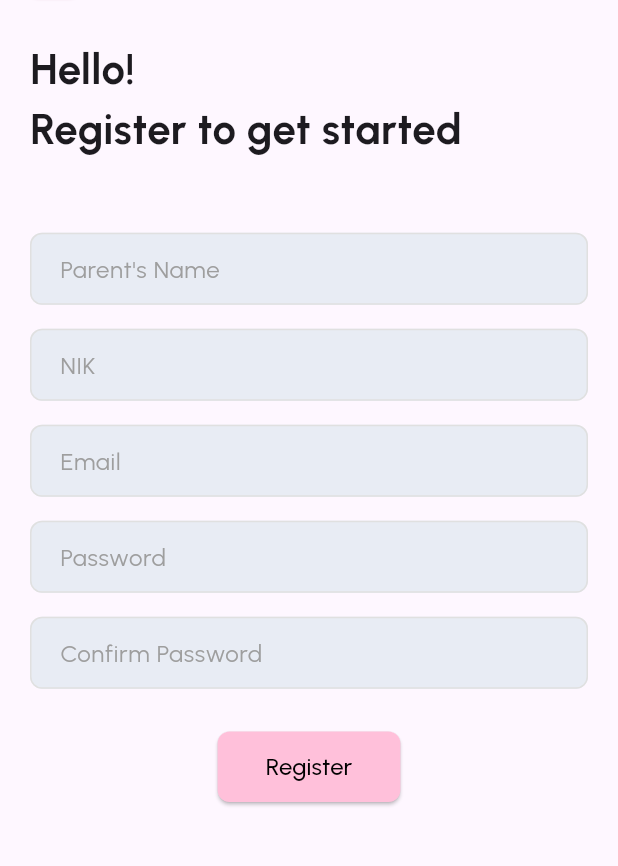
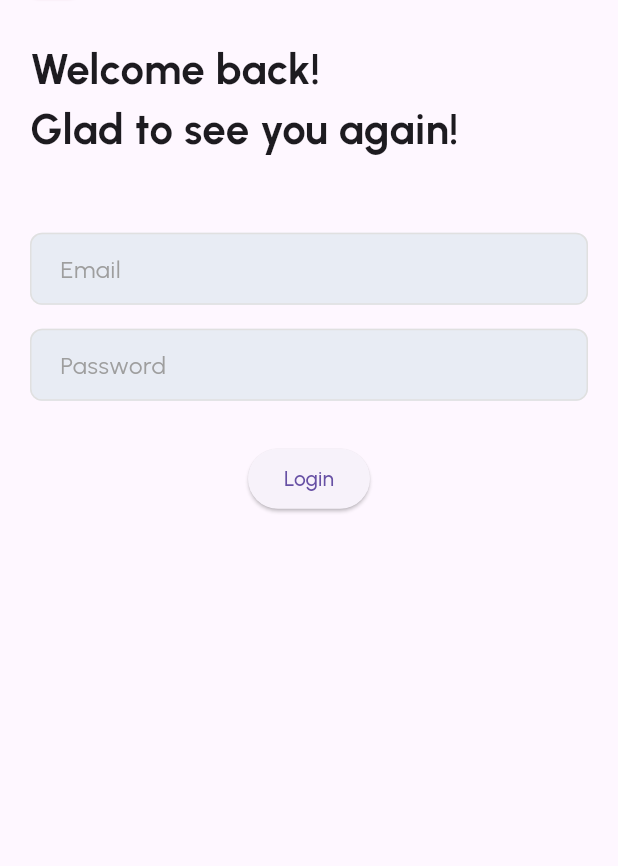
Before and after one commit to yansufu/vaccine_asus, a Flutter app: the screen it shows after launch, on a phone screen of 412 x 824 dp, the part 75-941 px from its top. Run offline on Flutter 3.47's test engine with Material 3 defaults, Android fonts, the phone set to English and light mode, and no system bars; our stand-ins replace curved_navigation_bar, flutter_typeahead, google_fonts, shared_preferences; missing offline and left inert: mobile_scanner.

Commit message:
add login

```diff
--- a/lib/main.dart
+++ b/lib/main.dart
@@ -1,12 +1,25 @@
 import 'package:flutter/material.dart';
-import 'parents/registerParents.dart'; // Make sure this matches your file name
+import 'parents/login.dart';
+import 'package:shared_preferences/shared_preferences.dart';
+import 'parents/navbar.dart';
 
-void main() {
-  runApp(const MyApp());
+void main() async{
+  WidgetsFlutterBinding.ensureInitialized();
+  final prefs = await SharedPreferences.getInstance();
+
+  final parentId = prefs.getInt('parent_id');
+  final childId = prefs.getInt('child_id');
+
+  runApp(MyApp(
+    parentID: parentId,
+    childID: childId,
+  ));
 }
 
 class MyApp extends StatelessWidget {
-  const MyApp({super.key});
+  final int? parentID;
+  final int? childID;
+  const MyApp({super.key, this.parentID, this.childID});
 
   @override
   Widget build(BuildContext context) {
@@ -17,7 +30,12 @@ class MyApp extends StatelessWidget {
         primarySwatch: Colors.pink,
         fontFamily: 'Urbanist', // Optional: if you want consistent font
       ),
-      home: const RegisterParents(),
+      home: (parentID != null && childID != null)
+          ? NavBar_screen(
+              parentID: parentID.toString(),
+              childID: childID!,
+            )
+          : LoginParents(),
     );
   }
 }
--- /dev/null
+++ b/lib/parents/login.dart
@@ -0,0 +1,200 @@
+import 'package:flutter/material.dart';
+import 'package:google_fonts/google_fonts.dart';
+import 'navbar.dart';
+import 'package:http/http.dart' as http;
+import 'dart:convert';
+import 'package:shared_preferences/shared_preferences.dart';
+
+
+
+class LoginParents extends StatefulWidget {
+  const LoginParents({super.key});
+
+  @override
+  State<LoginParents> createState() => _LoginParentsState();
+}
+
+class _LoginParentsState extends State<LoginParents> {
+  final _formKey = GlobalKey<FormState>();
+
+  final TextEditingController _emailController = TextEditingController();
+  final TextEditingController _passwordController = TextEditingController();
+
+  void _loginParent(String email, String password, BuildContext context) async {
+  if (_formKey.currentState!.validate()) {
+
+    final email = _emailController.text.trim();
+    final password = _passwordController.text.trim();
+
+    try {
+      final url = Uri.parse('https://vaccine-laravel-main-otillt.laravel.cloud/api/login');
+      final response = await http.post(
+        url,
+        headers: {'Content-Type': 'application/json'},
+        body: jsonEncode({
+          'email': email,
+          'password': password,
+        }),
+      );
+
+      if (response.statusCode == 200) {
+        final data = jsonDecode(response.body);
+        final parentId = data['parent_id'];
+        final childID = data['child_id'];
+        final prefs = await SharedPreferences.getInstance();
+        await prefs.setInt('parent_id', parentId);
+        await prefs.setInt('child_id', childID ?? 0);
+
+        Navigator.pushReplacement(
+        context,
+        MaterialPageRoute(builder: (context) => NavBar_screen(
+          parentID : parentId.toString(),
+          childID : childID ?? 0,
+        )
+        ),
+      );
+      } else {
+        final error = jsonDecode(response.body);
+        showDialog(
+          context: context,
+          builder: (context) => AlertDialog(
+            title: Text("Login Response"),
+            content: Text(response.body),
+            actions: [
+              TextButton(
+                onPressed: () => Navigator.pop(context),
+                child: Text("OK"),
+              )
+            ],
+          ),
+        );
+      }
+
+    } catch (e) {
+      ScaffoldMessenger.of(context).showSnackBar(
+        SnackBar(content: Text("Error: $e")),
+      );
+    }
+  }
+}
+
+  Widget _buildInputField(
+    String hint,
+    TextEditingController controller, {
+    bool obscure = false,
+    TextInputType keyboardType = TextInputType.text,
+  }) {
+    return Padding(
+      padding: const EdgeInsets.symmetric(vertical: 8.0),
+      child: TextFormField(
+        controller: controller,
+        obscureText: obscure,
+        keyboardType: keyboardType,
+        decoration: InputDecoration(
+          filled: true,
+          fillColor: const Color(0xFFE8ECF4),
+          hintText: hint,
+          hintStyle: const TextStyle(color: Colors.grey),
+          contentPadding: const EdgeInsets.symmetric(horizontal: 16, vertical: 10),
+          enabledBorder: OutlineInputBorder(
+            borderRadius: BorderRadius.circular(8),
+            borderSide: BorderSide(color: Colors.grey.shade300),
+          ),
+          border: OutlineInputBorder(
+            borderRadius: BorderRadius.circular(8),
+          ),
+        ),
+        validator: (value) {
+          if (value == null || value.trim().isEmpty) {
+            return 'Please enter $hint';
+          }
+          return null;
+        },
+      ),
+    );
+  }
+
+  @override
+  Widget build(BuildContext context) {
+    final screenHeight = MediaQuery.of(context).size.height;
+
+    return Scaffold(
+      appBar: AppBar(
+        title: Row(
+          children: [
+            Container(
+              padding: const EdgeInsets.all(10),
+              decoration: const BoxDecoration(
+                color: Colors.white,
+                borderRadius: BorderRadius.all(Radius.circular(10)),
+                boxShadow: [
+                  BoxShadow(
+                    color: Color(0xFFC28CA5),
+                    blurRadius: BorderSide.strokeAlignOutside,
+                    offset: Offset(0, 0.5),
+                  )
+                ],
+              ),
+              child: const Icon(
+                Icons.arrow_back_ios_new_rounded,
+                size: 20,
+                color: Color(0xFFC28CA5),
+              ),
+            ),
+            const SizedBox(width: 20),
+            const Text(
+              "Ibu Digi",
+              style: TextStyle(
+                fontSize: 23,
+                color: Color(0xFFFFC0DA),
+                fontWeight: FontWeight.bold,
+                fontFamily: 'Serif',
+              ),
+            ),
+          ],
+        ),
+      ),
+      body: Container(
+        padding: const EdgeInsets.all(20),
+        child: ListView(
+          children: [
+            Text(
+              "Welcome back!",
+              style: GoogleFonts.urbanist(
+                fontWeight: FontWeight.bold,
+                fontSize: 28,
+              ),
+            ),
+            Text(
+              "Glad to see you again!",
+              style: GoogleFonts.urbanist(
+                fontWeight: FontWeight.bold,
+                fontSize: 28,
+              ),
+            ),
+            SizedBox(height: screenHeight * 0.05),
+            Form(
+              key: _formKey,
+              child: Column(
+                children: [
+                  _buildInputField("Email", _emailController),
+                  _buildInputField("Password", _passwordController, obscure: true),
+                  const SizedBox(height: 20),
+                  ElevatedButton(
+                    onPressed: () {
+                      final email = _emailController.text;
+                      final password = _passwordController.text;
+                      _loginParent(email, password, context);
+                    },
+                    child: Text("Login"),
+                  ),
+
+                ],
+              ),
+            ),
+          ],
+        ),
+      ),
+    );
+  }
+}
--- a/pubspec.yaml
+++ b/pubspec.yaml
@@ -41,6 +41,7 @@ dependencies:
   path_provider_android: ^2.2.5
   mobile_scanner: ^3.5.1
   flutter_typeahead: ^4.0.0
+  shared_preferences: ^2.2.2
 
 
 
```
Also changed, not shown: lib/parents/childForm.dart (+32 -14 lines), lib/parents/home.dart (+143 -167 lines), lib/parents/navbar.dart (+12 -6 lines), pubspec.lock, 1 other file.
